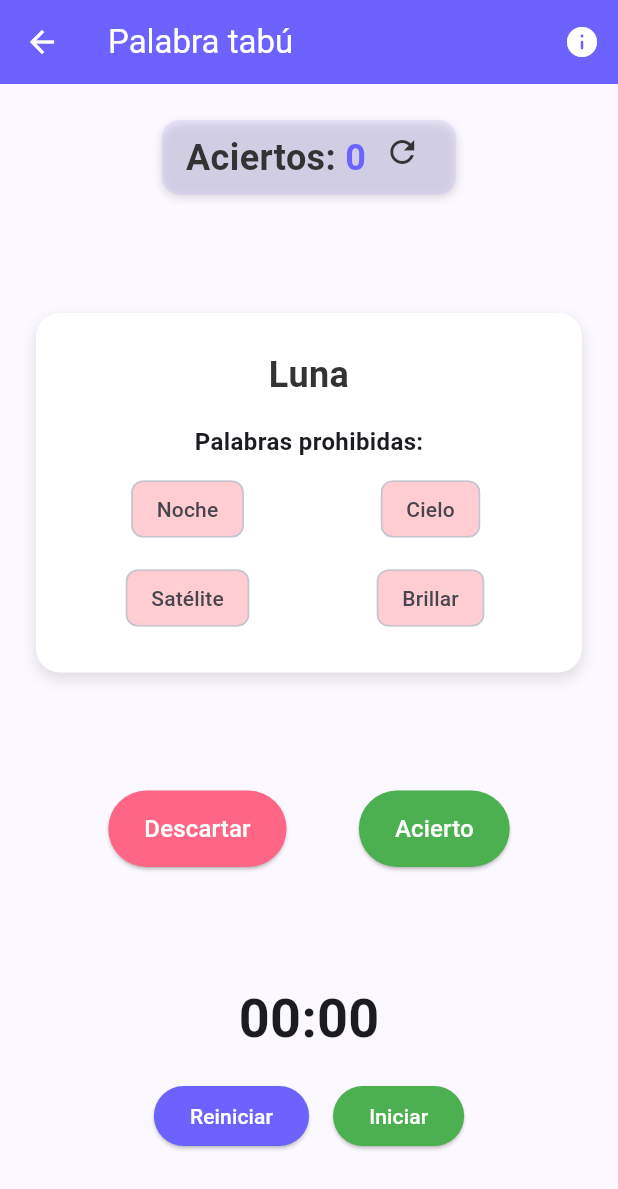
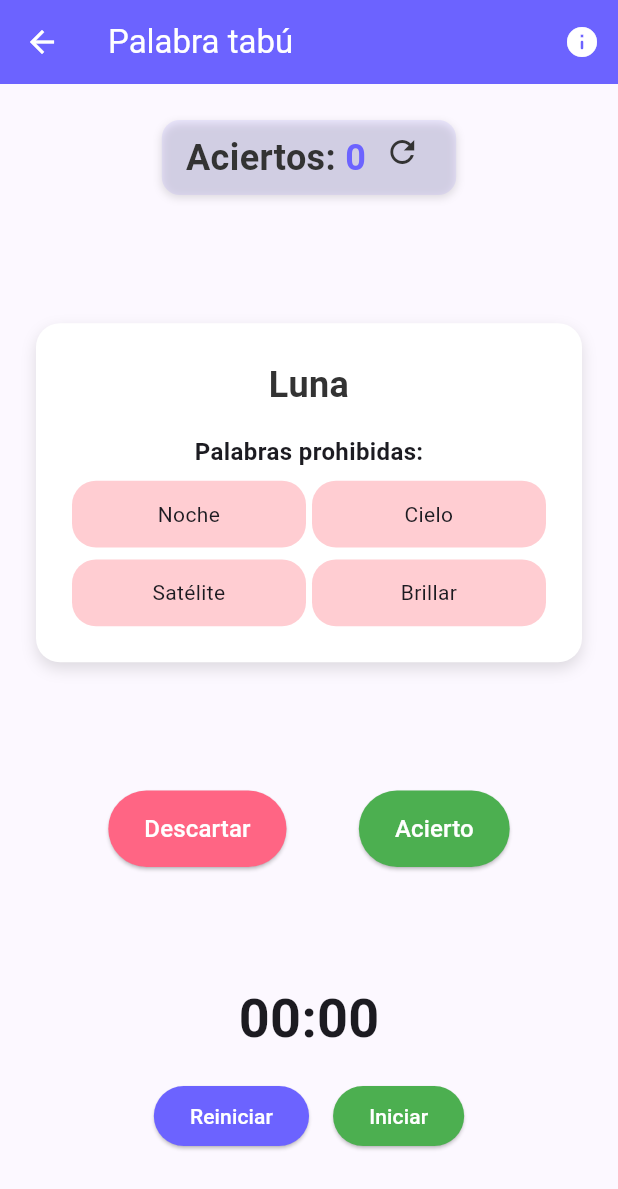
Before and after one commit to AlejandroMilla99/gameBible, a Flutter app: the TabuWordPage screen opened directly, after a tap on "Empezar", on a phone screen of 412 x 824 dp. Shown: the top 1189 px of the screen. Run offline on Flutter 3.47's test engine with Material 3 defaults, Android fonts, the light colour scheme and no system bars; our stand-ins replace audioplayers, confetti, shared_preferences; accounts and stored records are empty.

Commit message:
Taboo style

```diff
--- a/lib/pages/games/never_have_i_ever_page.dart
+++ b/lib/pages/games/never_have_i_ever_page.dart
@@ -143,7 +143,7 @@ class _NeverHaveIEverPageState extends State<NeverHaveIEverPage> {
                   child: currentStatement == null
                       ? const Text(
                           key: ValueKey("empty"),
-                          "Elige Normal o +18 para comenzar",
+                           "Elige categoría para comenzar: Normal, +18 o sentimental",
                           style: TextStyle(
                             fontSize: 18,
                             fontWeight: FontWeight.w500,
--- a/lib/pages/games/tabu_word.dart
+++ b/lib/pages/games/tabu_word.dart
@@ -150,13 +150,22 @@ class _TabuWordPageState extends State<TabuWordPage>
                                       crossAxisCount: 2,
                                       shrinkWrap: true,
                                       mainAxisSpacing: 8,
-                                      crossAxisSpacing: 8,
+                                      crossAxisSpacing: 4, // menos espacio horizontal entre columnas
                                       physics: const NeverScrollableScrollPhysics(),
-                                      childAspectRatio: 3,
+                                      childAspectRatio: 3.5, // recuadros más uniformes y adaptables a palabras largas
                                       children: (currentCard!["forbidden"] as List<dynamic>)
-                                          .map((word) => Chip(
-                                                label: Text(word.toString(), textAlign: TextAlign.center),
-                                                backgroundColor: Colors.red[100],
+                                          .map((word) => Container(
+                                                alignment: Alignment.center,
+                                                decoration: BoxDecoration(
+                                                  color: Colors.red[100],
+                                                  borderRadius: BorderRadius.circular(16),
+                                                ),
+                                                padding: const EdgeInsets.symmetric(horizontal: 8, vertical: 4),
+                                                child: Text(
+                                                  word.toString(),
+                                                  textAlign: TextAlign.center,
+                                                  style: const TextStyle(fontSize: 14),
+                                                ),
                                               ))
                                           .toList(),
                                     ),
--- a/lib/pages/games/truth_dare_page.dart
+++ b/lib/pages/games/truth_dare_page.dart
@@ -130,7 +130,7 @@ class _TruthDarePageState extends State<TruthDarePage> {
                   child: currentChallenge == null
                       ? const Text(
                           key: ValueKey("empty"),
-                          "Elige categoría para comenzar: Normal, +18 o sentimental",
+                          "Elige Verdad o Reto para comenzar",
                           style: TextStyle(
                             fontSize: 18,
                             fontWeight: FontWeight.w500,
```
